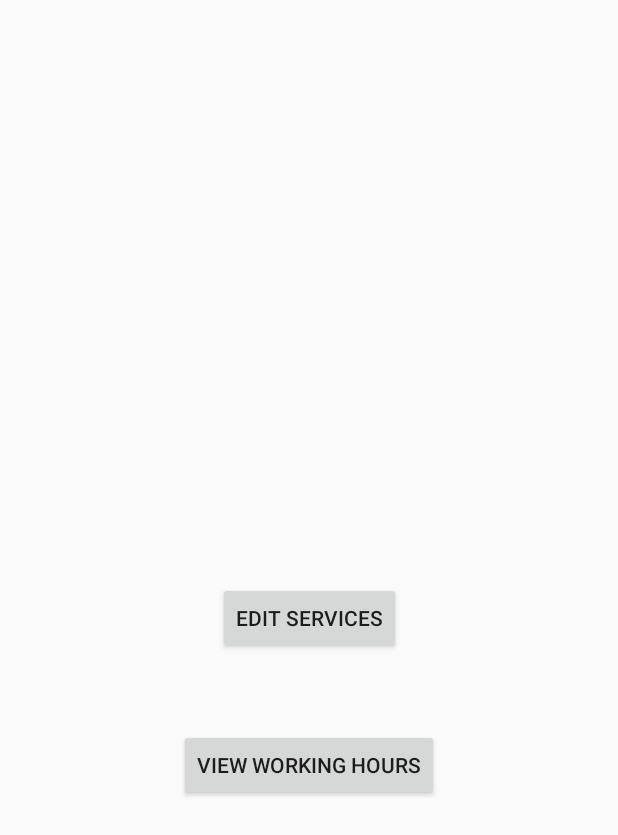
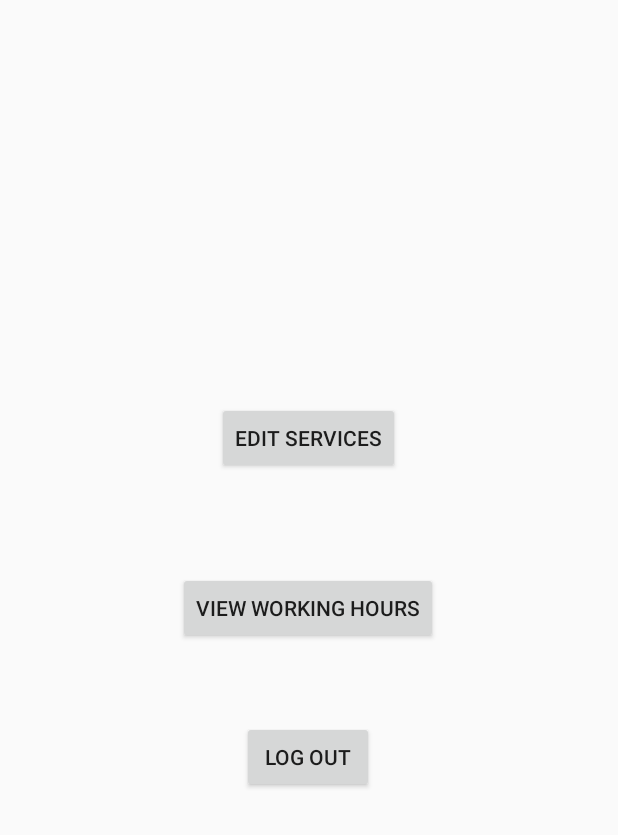
Before and after one commit to skaus37/Skip_the_Waiting_Room, an Android app: the layout activity_employee.xml on its own in the app's theme, with its tools: preview values and no code run, on a phone screen of 412 x 824 dp. Shown: the top 835 px of the screen. Run offline under Robolectric (Android 15) with nearby library versions, the phone set to English and light mode, and no system bars.

```diff
--- a/app/src/main/res/layout/activity_employee.xml
+++ b/app/src/main/res/layout/activity_employee.xml
@@ -27,16 +27,33 @@
         android:text="Edit Services"
         app:layout_constraintBottom_toBottomOf="parent"
         app:layout_constraintEnd_toEndOf="parent"
+        app:layout_constraintHorizontal_bias="0.498"
         app:layout_constraintStart_toStartOf="parent"
-        app:layout_constraintTop_toTopOf="parent" />
+        app:layout_constraintTop_toTopOf="parent"
+        app:layout_constraintVertical_bias="0.345" />
 
     <Button
         android:id="@+id/workHrs"
         android:layout_width="wrap_content"
         android:layout_height="wrap_content"
-        android:layout_marginTop="50dp"
         android:text="View working hours"
+        app:layout_constraintBottom_toBottomOf="parent"
+        app:layout_constraintHorizontal_bias="0.497"
         app:layout_constraintLeft_toLeftOf="parent"
         app:layout_constraintRight_toRightOf="parent"
-        app:layout_constraintTop_toBottomOf="@id/editService" />
+        app:layout_constraintTop_toBottomOf="@id/editService"
+        app:layout_constraintVertical_bias="0.142" />
+
+    <Button
+        android:id="@+id/logOutButton"
+        android:layout_width="wrap_content"
+        android:layout_height="wrap_content"
+        android:layout_marginTop="51dp"
+        android:text="Log out"
+        app:layout_constraintBottom_toBottomOf="parent"
+        app:layout_constraintEnd_toEndOf="parent"
+        app:layout_constraintHorizontal_bias="0.498"
+        app:layout_constraintStart_toStartOf="parent"
+        app:layout_constraintTop_toBottomOf="@+id/workHrs"
+        app:layout_constraintVertical_bias="0.0" />
 </androidx.constraintlayout.widget.ConstraintLayout>
```
Also changed, not shown: app/src/main/java/com/example/myapplication/EmployeeActivity.java (+16 -0 lines), app/src/main/java/com/example/myapplication/PatientActivity.java (+13 -1 lines), app/src/main/res/layout/activity_patient.xml (+14 -2 lines).
